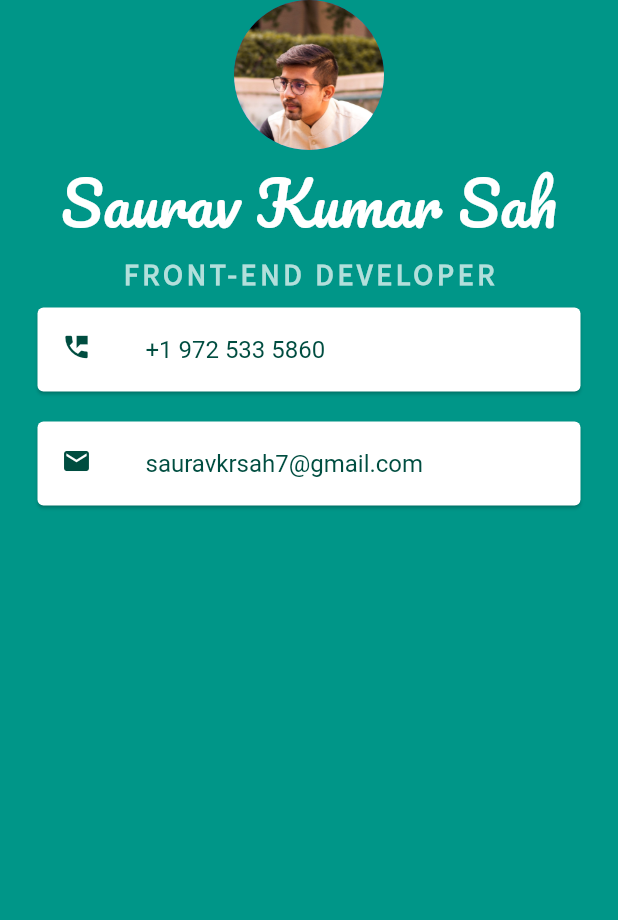
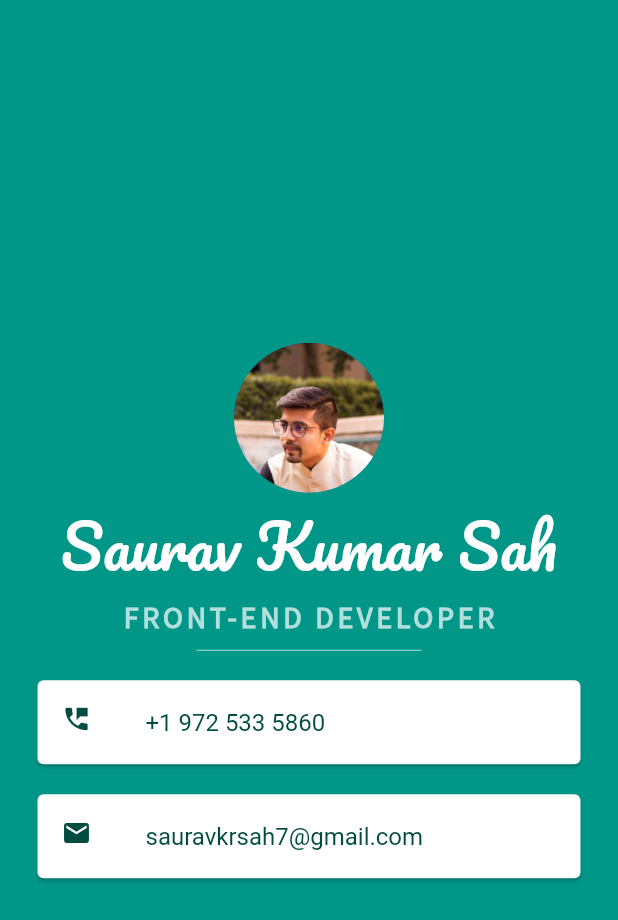
Before and after one commit to Code-Saurav/mi_card_app, a Flutter app: the screen it shows after launch, on a phone screen of 412 x 824 dp. Shown: the top 920 px of the screen. Run offline on Flutter 3.47's test engine with Material 2 defaults, Android fonts, the phone set to English and light mode, and no system bars.

Commit message:
47-Divider

```diff
--- a/lib/main.dart
+++ b/lib/main.dart
@@ -13,6 +13,7 @@ class MyApp extends StatelessWidget {
         backgroundColor: Colors.teal,
         body: SafeArea(
           child: Column(
+            mainAxisAlignment: MainAxisAlignment.center,
             children: <Widget>[
               CircleAvatar(
                 radius: 50,
@@ -34,6 +35,13 @@ class MyApp extends StatelessWidget {
                   letterSpacing: 2.5,
                   fontWeight: FontWeight.bold,
                   fontFamily: 'SourceSansPro',
+                ),
+              ),
+              SizedBox(
+                height: 20,
+                width: 150,
+                child: Divider(
+                  color: Colors.teal.shade100,
                 ),
               ),
               Card(
```
